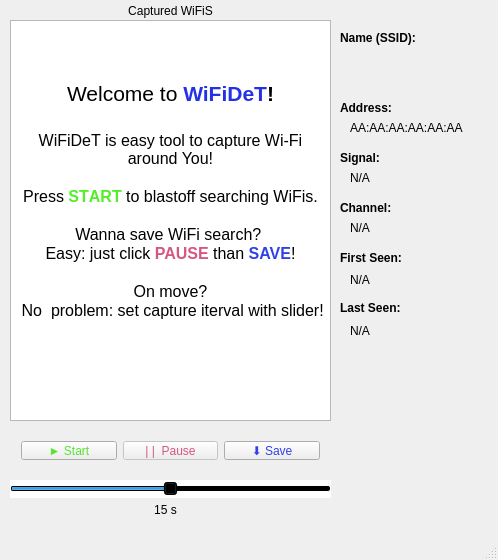
Above: wifidet/mainwindow.ui from Karlos123/ITU before the change. Below: the same form after it.
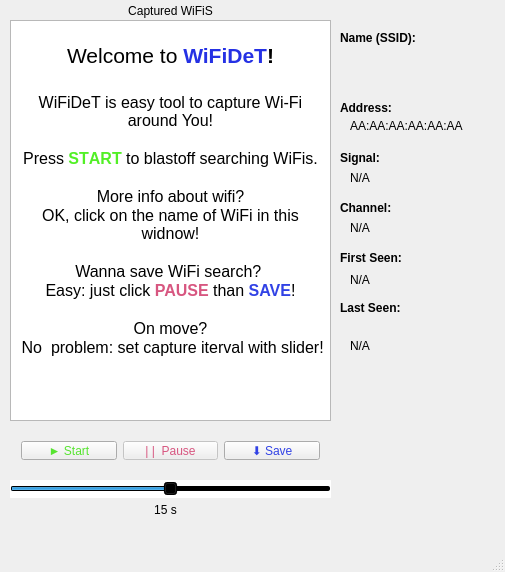
That is the form after the change. Icons and pictures are not drawn.

Commit message: Pridana icona signalu a dopsan about

```diff
--- a/wifidet/mainwindow.ui
+++ b/wifidet/mainwindow.ui
@@ -9,8 +9,8 @@
    <rect>
     <x>0</x>
     <y>0</y>
-    <width>498</width>
-    <height>560</height>
+    <width>505</width>
+    <height>572</height>
    </rect>
   </property>
   <property name="sizePolicy">
@@ -102,22 +102,23 @@
      <string>&lt;!DOCTYPE HTML PUBLIC &quot;-//W3C//DTD HTML 4.0//EN&quot; &quot;http://www.w3.org/TR/REC-html40/strict.dtd&quot;&gt;
 &lt;html&gt;&lt;head&gt;&lt;meta name=&quot;qrichtext&quot; content=&quot;1&quot; /&gt;&lt;style type=&quot;text/css&quot;&gt;
 p, li { white-space: pre-wrap; }
-&lt;/style&gt;&lt;/head&gt;&lt;body style=&quot; font-family:'Sans Serif'; font-size:9pt; font-weight:400; font-style:normal;&quot;&gt;
-&lt;p align=&quot;center&quot; style=&quot;-qt-paragraph-type:empty; margin-top:0px; margin-bottom:0px; margin-left:0px; margin-right:0px; -qt-block-indent:0; text-indent:0px; font-family:'Cantarell'; font-size:11pt;&quot;&gt;&lt;br /&gt;&lt;/p&gt;
-&lt;p align=&quot;center&quot; style=&quot;-qt-paragraph-type:empty; margin-top:0px; margin-bottom:0px; margin-left:0px; margin-right:0px; -qt-block-indent:0; text-indent:0px; font-family:'Cantarell'; font-size:12pt;&quot;&gt;&lt;br /&gt;&lt;/p&gt;
-&lt;p align=&quot;center&quot; style=&quot;-qt-paragraph-type:empty; margin-top:0px; margin-bottom:0px; margin-left:0px; margin-right:0px; -qt-block-indent:0; text-indent:0px; font-family:'Cantarell'; font-size:12pt;&quot;&gt;&lt;br /&gt;&lt;/p&gt;
-&lt;p align=&quot;center&quot; style=&quot; margin-top:0px; margin-bottom:0px; margin-left:0px; margin-right:0px; -qt-block-indent:0; text-indent:0px;&quot;&gt;&lt;span style=&quot; font-family:'Cantarell'; font-size:16pt;&quot;&gt;Welcome to &lt;/span&gt;&lt;span style=&quot; font-family:'Cantarell'; font-size:16pt; font-weight:600; color:#2531e4;&quot;&gt;WiFiDeT&lt;/span&gt;&lt;span style=&quot; font-family:'Cantarell'; font-size:16pt; font-weight:600;&quot;&gt;!&lt;/span&gt;&lt;/p&gt;
-&lt;p align=&quot;center&quot; style=&quot;-qt-paragraph-type:empty; margin-top:0px; margin-bottom:0px; margin-left:0px; margin-right:0px; -qt-block-indent:0; text-indent:0px; font-family:'Cantarell'; font-size:16pt; font-weight:600;&quot;&gt;&lt;br /&gt;&lt;/p&gt;
-&lt;p align=&quot;center&quot; style=&quot; margin-top:0px; margin-bottom:0px; margin-left:0px; margin-right:0px; -qt-block-indent:0; text-indent:0px;&quot;&gt;&lt;span style=&quot; font-family:'Cantarell'; font-size:12pt;&quot;&gt;WiFiDeT is easy tool to capture Wi-Fi around You!&lt;/span&gt;&lt;/p&gt;
-&lt;p align=&quot;center&quot; style=&quot;-qt-paragraph-type:empty; margin-top:0px; margin-bottom:0px; margin-left:0px; margin-right:0px; -qt-block-indent:0; text-indent:0px; font-family:'Cantarell'; font-size:12pt;&quot;&gt;&lt;br /&gt;&lt;/p&gt;
-&lt;p align=&quot;center&quot; style=&quot; margin-top:0px; margin-bottom:0px; margin-left:0px; margin-right:0px; -qt-block-indent:0; text-indent:0px;&quot;&gt;&lt;span style=&quot; font-family:'Cantarell'; font-size:12pt;&quot;&gt;Press &lt;/span&gt;&lt;span style=&quot; font-family:'Cantarell'; font-size:12pt; font-weight:600; color:#52f026;&quot;&gt;ST&lt;/span&gt;&lt;span style=&quot; font-family:'Cantarell'; font-size:12pt; font-weight:600; color:#52ef26;&quot;&gt;ART&lt;/span&gt;&lt;span style=&quot; font-family:'Cantarell'; font-size:12pt;&quot;&gt; to blastoff searching WiFis.&lt;/span&gt;&lt;/p&gt;
-&lt;p align=&quot;center&quot; style=&quot;-qt-paragraph-type:empty; margin-top:0px; margin-bottom:0px; margin-left:0px; margin-right:0px; -qt-block-indent:0; text-indent:0px; font-family:'Cantarell'; font-size:12pt;&quot;&gt;&lt;br /&gt;&lt;/p&gt;
-&lt;p align=&quot;center&quot; style=&quot; margin-top:0px; margin-bottom:0px; margin-left:0px; margin-right:0px; -qt-block-indent:0; text-indent:0px;&quot;&gt;&lt;span style=&quot; font-family:'Cantarell'; font-size:12pt;&quot;&gt;Wanna save WiFi search? &lt;/span&gt;&lt;/p&gt;
-&lt;p align=&quot;center&quot; style=&quot; margin-top:0px; margin-bottom:0px; margin-left:0px; margin-right:0px; -qt-block-indent:0; text-indent:0px;&quot;&gt;&lt;span style=&quot; font-family:'Cantarell'; font-size:12pt;&quot;&gt;Easy: just click &lt;/span&gt;&lt;span style=&quot; font-family:'Cantarell'; font-size:12pt; font-weight:600; color:#d75680;&quot;&gt;PAUSE&lt;/span&gt;&lt;span style=&quot; font-family:'Cantarell'; font-size:12pt;&quot;&gt; than &lt;/span&gt;&lt;span style=&quot; font-family:'Cantarell'; font-size:12pt; font-weight:600; color:#3142e5;&quot;&gt;SAVE&lt;/span&gt;&lt;span style=&quot; font-family:'Cantarell'; font-size:12pt;&quot;&gt;!&lt;/span&gt;&lt;/p&gt;
-&lt;p align=&quot;center&quot; style=&quot;-qt-paragraph-type:empty; margin-top:0px; margin-bottom:0px; margin-left:0px; margin-right:0px; -qt-block-indent:0; text-indent:0px; font-family:'Cantarell'; font-size:12pt;&quot;&gt;&lt;br /&gt;&lt;/p&gt;
-&lt;p align=&quot;center&quot; style=&quot; margin-top:0px; margin-bottom:0px; margin-left:0px; margin-right:0px; -qt-block-indent:0; text-indent:0px;&quot;&gt;&lt;span style=&quot; font-family:'Cantarell'; font-size:12pt;&quot;&gt;On move?&lt;/span&gt;&lt;/p&gt;
-&lt;p align=&quot;center&quot; style=&quot; margin-top:0px; margin-bottom:0px; margin-left:0px; margin-right:0px; -qt-block-indent:0; text-indent:0px;&quot;&gt;&lt;span style=&quot; font-family:'Cantarell'; font-size:12pt;&quot;&gt; No  problem: set capture iterval with slider!&lt;/span&gt;&lt;/p&gt;
-&lt;p align=&quot;center&quot; style=&quot;-qt-paragraph-type:empty; margin-top:0px; margin-bottom:0px; margin-left:0px; margin-right:0px; -qt-block-indent:0; text-indent:0px; font-family:'Cantarell'; font-size:12pt;&quot;&gt;&lt;br /&gt;&lt;/p&gt;&lt;/body&gt;&lt;/html&gt;</string>
+&lt;/style&gt;&lt;/head&gt;&lt;body style=&quot; font-family:'Cantarell'; font-size:11pt; font-weight:400; font-style:normal;&quot;&gt;
+&lt;p align=&quot;center&quot; style=&quot;-qt-paragraph-type:empty; margin-top:0px; margin-bottom:0px; margin-left:0px; margin-right:0px; -qt-block-indent:0; text-indent:0px;&quot;&gt;&lt;br /&gt;&lt;/p&gt;
+&lt;p align=&quot;center&quot; style=&quot; margin-top:0px; margin-bottom:0px; margin-left:0px; margin-right:0px; -qt-block-indent:0; text-indent:0px;&quot;&gt;&lt;span style=&quot; font-size:16pt;&quot;&gt;Welcome to &lt;/span&gt;&lt;span style=&quot; font-size:16pt; font-weight:600; color:#2531e4;&quot;&gt;WiFiDeT&lt;/span&gt;&lt;span style=&quot; font-size:16pt; font-weight:600;&quot;&gt;!&lt;/span&gt;&lt;/p&gt;
+&lt;p align=&quot;center&quot; style=&quot;-qt-paragraph-type:empty; margin-top:0px; margin-bottom:0px; margin-left:0px; margin-right:0px; -qt-block-indent:0; text-indent:0px; font-size:16pt; font-weight:600;&quot;&gt;&lt;br /&gt;&lt;/p&gt;
+&lt;p align=&quot;center&quot; style=&quot; margin-top:0px; margin-bottom:0px; margin-left:0px; margin-right:0px; -qt-block-indent:0; text-indent:0px;&quot;&gt;&lt;span style=&quot; font-size:12pt;&quot;&gt;WiFiDeT is easy tool to capture Wi-Fi around You!&lt;/span&gt;&lt;/p&gt;
+&lt;p align=&quot;center&quot; style=&quot;-qt-paragraph-type:empty; margin-top:0px; margin-bottom:0px; margin-left:0px; margin-right:0px; -qt-block-indent:0; text-indent:0px; font-size:12pt;&quot;&gt;&lt;br /&gt;&lt;/p&gt;
+&lt;p align=&quot;center&quot; style=&quot; margin-top:0px; margin-bottom:0px; margin-left:0px; margin-right:0px; -qt-block-indent:0; text-indent:0px;&quot;&gt;&lt;span style=&quot; font-size:12pt;&quot;&gt;Press &lt;/span&gt;&lt;span style=&quot; font-size:12pt; font-weight:600; color:#52f026;&quot;&gt;ST&lt;/span&gt;&lt;span style=&quot; font-size:12pt; font-weight:600; color:#52ef26;&quot;&gt;ART&lt;/span&gt;&lt;span style=&quot; font-size:12pt;&quot;&gt; to blastoff searching WiFis.&lt;/span&gt;&lt;/p&gt;
+&lt;p align=&quot;center&quot; style=&quot;-qt-paragraph-type:empty; margin-top:0px; margin-bottom:0px; margin-left:0px; margin-right:0px; -qt-block-indent:0; text-indent:0px; font-size:12pt;&quot;&gt;&lt;br /&gt;&lt;/p&gt;
+&lt;p align=&quot;center&quot; style=&quot; margin-top:0px; margin-bottom:0px; margin-left:0px; margin-right:0px; -qt-block-indent:0; text-indent:0px;&quot;&gt;&lt;span style=&quot; font-size:12pt;&quot;&gt;More info about wifi?&lt;/span&gt;&lt;/p&gt;
+&lt;p align=&quot;center&quot; style=&quot; margin-top:0px; margin-bottom:0px; margin-left:0px; margin-right:0px; -qt-block-indent:0; text-indent:0px;&quot;&gt;&lt;span style=&quot; font-size:12pt;&quot;&gt;OK, click on the name of WiFi in this widnow!&lt;/span&gt;&lt;/p&gt;
+&lt;p align=&quot;center&quot; style=&quot;-qt-paragraph-type:empty; margin-top:0px; margin-bottom:0px; margin-left:0px; margin-right:0px; -qt-block-indent:0; text-indent:0px; font-size:12pt;&quot;&gt;&lt;br /&gt;&lt;/p&gt;
+&lt;p align=&quot;center&quot; style=&quot; margin-top:0px; margin-bottom:0px; margin-left:0px; margin-right:0px; -qt-block-indent:0; text-indent:0px;&quot;&gt;&lt;span style=&quot; font-size:12pt;&quot;&gt;Wanna save WiFi search? &lt;/span&gt;&lt;/p&gt;
+&lt;p align=&quot;center&quot; style=&quot; margin-top:0px; margin-bottom:0px; margin-left:0px; margin-right:0px; -qt-block-indent:0; text-indent:0px;&quot;&gt;&lt;span style=&quot; font-size:12pt;&quot;&gt;Easy: just click &lt;/span&gt;&lt;span style=&quot; font-size:12pt; font-weight:600; color:#d75680;&quot;&gt;PAUSE&lt;/span&gt;&lt;span style=&quot; font-size:12pt;&quot;&gt; than &lt;/span&gt;&lt;span style=&quot; font-size:12pt; font-weight:600; color:#3142e5;&quot;&gt;SAVE&lt;/span&gt;&lt;span style=&quot; font-size:12pt;&quot;&gt;!&lt;/span&gt;&lt;/p&gt;
+&lt;p align=&quot;center&quot; style=&quot;-qt-paragraph-type:empty; margin-top:0px; margin-bottom:0px; margin-left:0px; margin-right:0px; -qt-block-indent:0; text-indent:0px; font-size:12pt;&quot;&gt;&lt;br /&gt;&lt;/p&gt;
+&lt;p align=&quot;center&quot; style=&quot; margin-top:0px; margin-bottom:0px; margin-left:0px; margin-right:0px; -qt-block-indent:0; text-indent:0px;&quot;&gt;&lt;span style=&quot; font-size:12pt;&quot;&gt;On move?&lt;/span&gt;&lt;/p&gt;
+&lt;p align=&quot;center&quot; style=&quot; margin-top:0px; margin-bottom:0px; margin-left:0px; margin-right:0px; -qt-block-indent:0; text-indent:0px;&quot;&gt;&lt;span style=&quot; font-size:12pt;&quot;&gt; No  problem: set capture iterval with slider!&lt;/span&gt;&lt;/p&gt;
+&lt;p align=&quot;center&quot; style=&quot;-qt-paragraph-type:empty; margin-top:0px; margin-bottom:0px; margin-left:0px; margin-right:0px; -qt-block-indent:0; text-indent:0px; font-size:12pt;&quot;&gt;&lt;br /&gt;&lt;/p&gt;&lt;/body&gt;&lt;/html&gt;</string>
     </property>
    </widget>
    <widget class="QLabel" name="label">
@@ -226,8 +227,8 @@
      <rect>
       <x>330</x>
       <y>20</y>
-      <width>151</width>
-      <height>401</height>
+      <width>171</width>
+      <height>501</height>
      </rect>
     </property>
     <widget class="QLabel" name="label_sgL">
@@ -332,9 +333,9 @@
      <property name="geometry">
       <rect>
        <x>20</x>
-       <y>100</y>
-       <width>121</width>
-       <height>16</height>
+       <y>96</y>
+       <width>151</width>
+       <height>20</height>
       </rect>
      </property>
      <property name="layoutDirection">
@@ -369,9 +370,9 @@
     <widget class="QLabel" name="label_ssNa">
      <property name="geometry">
       <rect>
-       <x>10</x>
+       <x>20</x>
        <y>30</y>
-       <width>141</width>
+       <width>151</width>
        <height>41</height>
       </rect>
      </property>
@@ -394,7 +395,7 @@
        <x>20</x>
        <y>300</y>
        <width>121</width>
-       <height>21</height>
+       <height>51</height>
       </rect>
      </property>
      <property name="layoutDirection">
```
Left out of the diff: 59 changed lines with no effect on the pictures. The commit also changes 5 other files.
